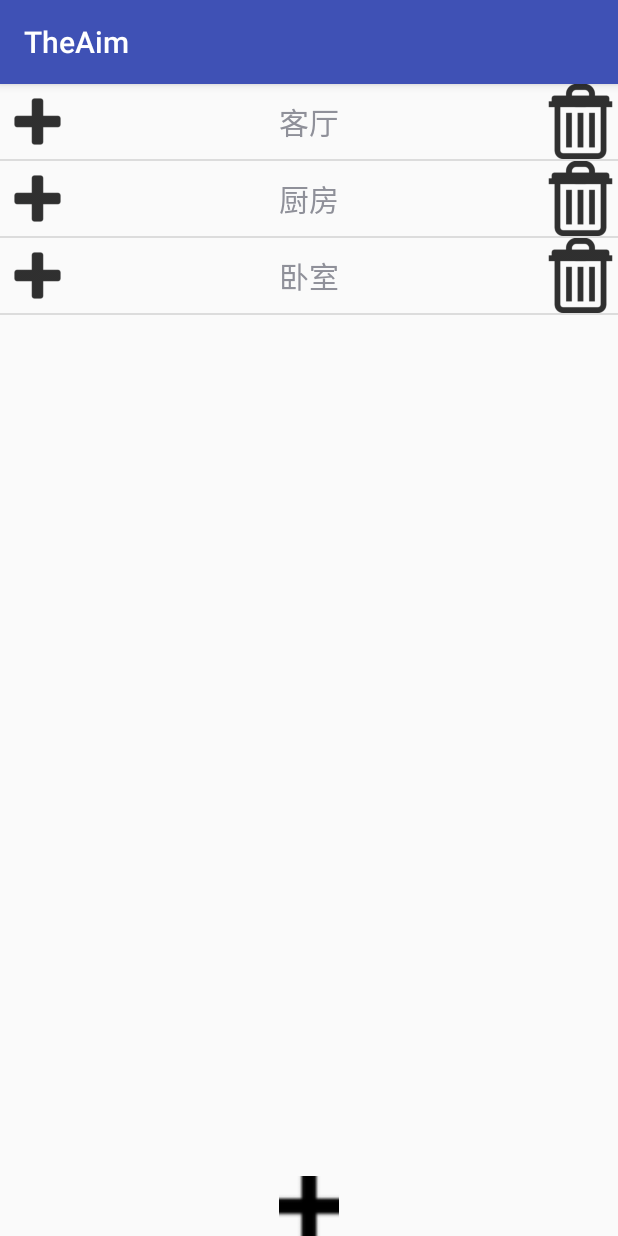
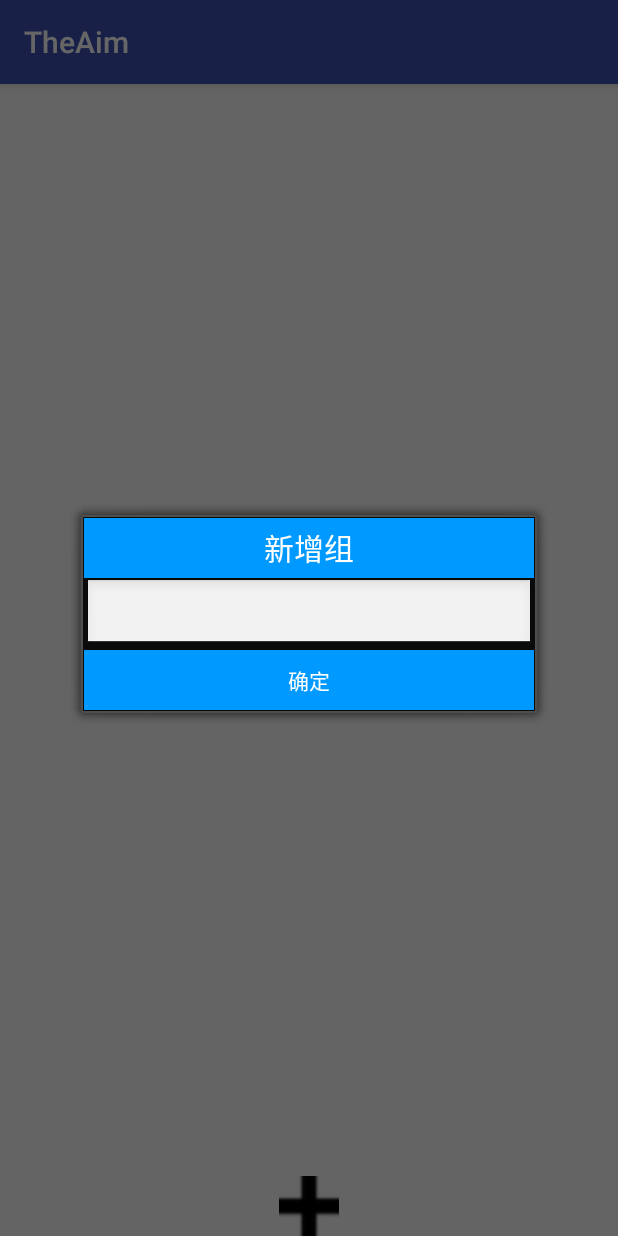
Before and after one commit to TickTick123/TheAim2, an Android app: the fragment AimFragment shown on its own in the app's theme, after a tap on an icon or button, on a phone screen of 412 x 824 dp. Run offline under Robolectric (Android 15) with nearby library versions, the phone set to English and light mode, and no system bars.

Commit message:
田桂源注释

```diff
--- a/app/src/main/java/com/example/zqf/theaim/Fragment/AimFragment.java
+++ b/app/src/main/java/com/example/zqf/theaim/Fragment/AimFragment.java
@@ -79,35 +79,22 @@
     public void initData(){
         map = new HashMap<String, List<String>>();
         parentList = new ArrayList<String>();
-
+        // getSharedPreferences里面
+        // 参数一为要保存的xml文件名，不同的文件名产生的对象不同，但同一文件名可以产生多个引用，
+        // 从而可以保证数据共享。此处注意指定参数一时，不用加xml后缀，由系统自动添加
+        // 参数二使得SharedPreferences存储的数据只能在本应用内获得
+        // https://www.cnblogs.com/baipengzhan/p/Android_SharedPreferences.html（包含对　SharedPreferences的讲解）
         sp = getActivity().getApplicationContext().getSharedPreferences("spfile", getActivity().MODE_PRIVATE);
+       //查询SharedPreferences存储的数据
+        // 第一个参数是要查询的键，返回对应的值，当键不存在时，返回参数二作为结果。
         dataMap = sp.getString("dataMap", null);
         dataParentList = sp.getString("dataParentList", null);
 
-        if(dataMap == null || dataParentList == null){
-            parentList = new ArrayList<String>();
-            parentList.add("客厅");
-            parentList.add("厨房");
-            parentList.add("卧室");
+      if(dataMap == null || dataParentList == null){
+            Toast.makeText(getActivity(),"请添加组",Toast.LENGTH_SHORT).show();//tgy的
 
-            List<String> list1 = new ArrayList<String>();
-            list1.add("客厅空调");
-            list1.add("客厅电视");
-            list1.add("客厅电灯");
-            map.put("客厅", list1);
-
-            List<String> list2 = new ArrayList<String>();
-            list2.add("厨房油烟机");
-            list2.add("厨房电灯");
-            list2.add("厨房电器");
-            map.put("厨房", list2);
-
-            List<String> list3 = new ArrayList<String>();
-            list3.add("卧室空调");
-            list3.add("卧室灯光");
-            list3.add("卧室电视");
-            map.put("卧室", list3);
-        }else{
+        }
+        else{
             try {
                 //初始化parentList
                 JSONArray jsonArray = new JSONArray(dataParentList);
@@ -279,6 +266,7 @@
         editor = sp.edit();
         editor.putString("dataMap", dataMap);
         editor.putString("dataParentList", dataParentList);
-        editor.commit();
+       editor.commit();
+        //  editor.clear().commit();
     }
 }
```
